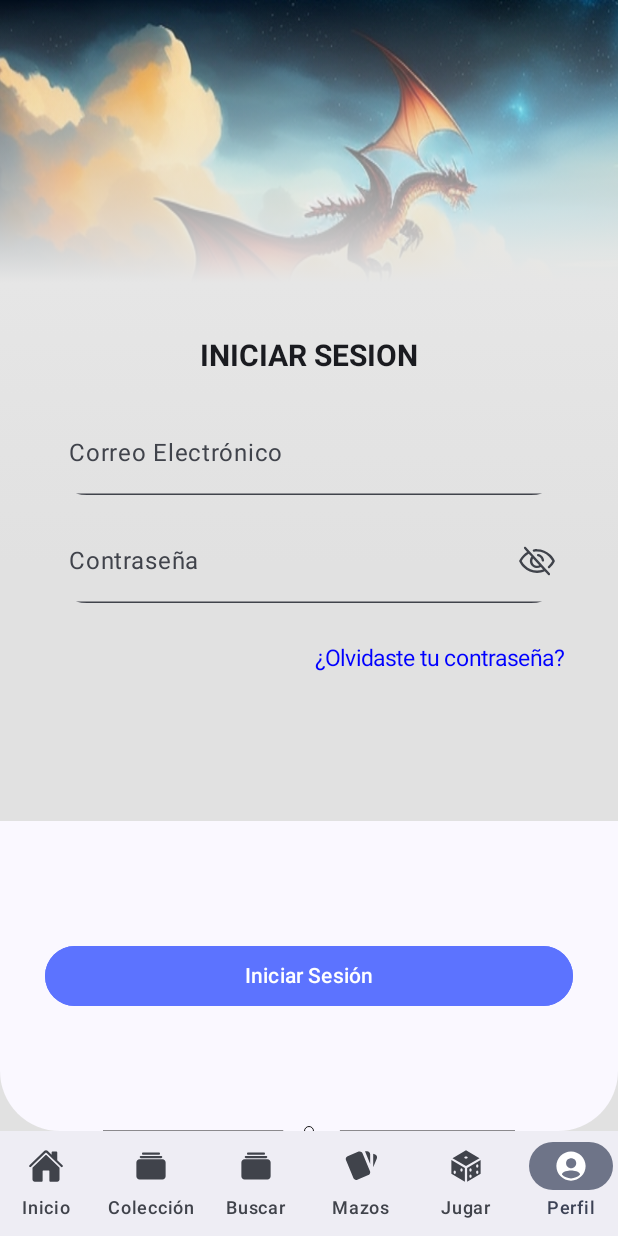
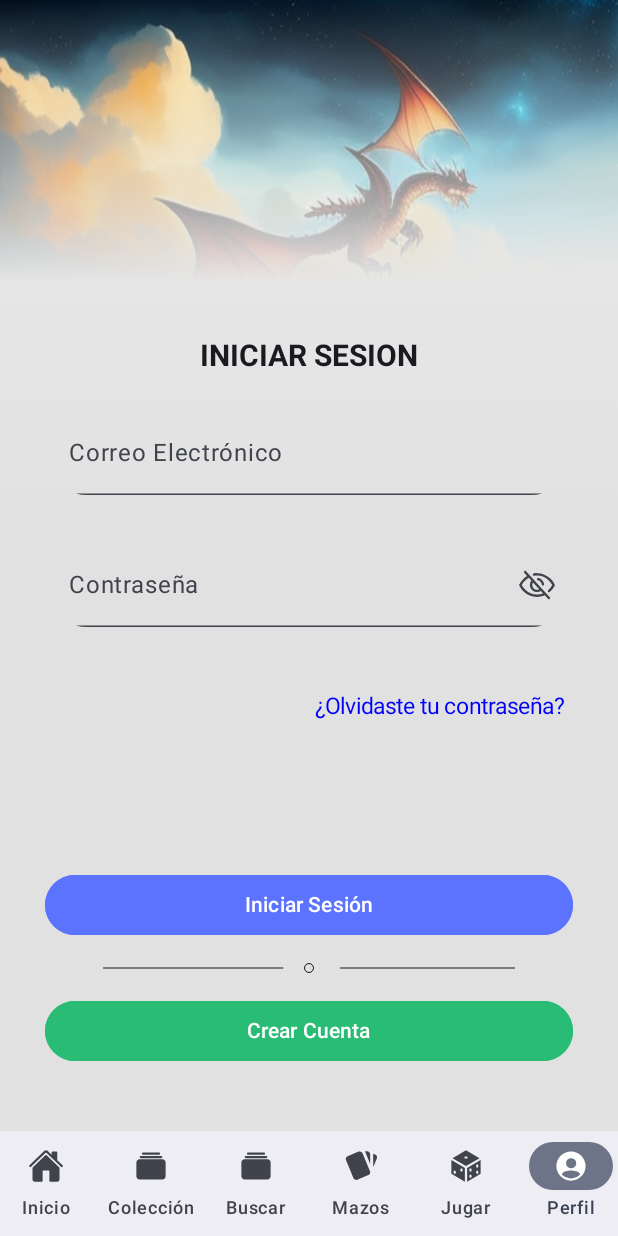
Before and after one commit to luimanap/TCG-Nexus, an Android app built with Jetpack Compose: the LoginScreen screen opened through its navigation route, on a phone screen of 412 x 824 dp. Run offline under Robolectric (Android 15) with nearby library versions, the phone set to English and light mode, and no system bars; our stand-ins replace Firebase (no records; nobody signed in at launch, a user with empty details on screens opened directly).

Commit message:
login screen error fixed

```diff
--- a/TCG_Nexus/app/build.gradle.kts
+++ b/TCG_Nexus/app/build.gradle.kts
@@ -74,9 +74,7 @@ dependencies {
     implementation(platform("com.google.firebase:firebase-bom:32.7.1"))
     implementation("com.google.firebase:firebase-auth")
     implementation("com.google.firebase:firebase-firestore")
+    implementation("com.google.firebase:firebase-database:20.3.0")
     implementation("androidx.constraintlayout:constraintlayout-compose:1.0.1")
     implementation("androidx.navigation:navigation-compose:2.7.6")
-
-
-
 }
--- a/TCG_Nexus/app/src/main/java/com/pixelperfectsoft/tcg_nexus/CommonMethods.kt
+++ b/TCG_Nexus/app/src/main/java/com/pixelperfectsoft/tcg_nexus/CommonMethods.kt
@@ -20,7 +20,6 @@ import androidx.compose.material3.Text
 import androidx.compose.material3.TextField
 import androidx.compose.material3.TextFieldDefaults
 import androidx.compose.runtime.Composable
-import androidx.compose.runtime.MutableState
 import androidx.compose.runtime.getValue
 import androidx.compose.runtime.mutableStateOf
 import androidx.compose.runtime.saveable.rememberSaveable
@@ -77,7 +76,7 @@ fun MyButton(
     onclick: () -> Unit,
     containercolor: Color,
     bordercolor: Color,
-    textcolor: Color
+    textcolor: Color,
 ) {
     OutlinedButton(
         onClick = onclick,
@@ -137,7 +136,13 @@ fun MyCanvasSeparator() {
 
 @OptIn(ExperimentalMaterial3Api::class)
 @Composable
-fun MyTextField(data: String, label: String, onvaluechange: (String) -> Unit) {
+fun MyTextField(
+    iserror: Boolean,
+    supporting_text: String,
+    data: String,
+    label: String,
+    onvaluechange: (String) -> Unit,
+) {
     TextField(
         value = data,
         onValueChange = onvaluechange,
@@ -154,15 +159,28 @@ fun MyTextField(data: String, label: String, onvaluechange: (String) -> Unit) {
             cursorColor = Color.Black,
             textColor = Color.Black,
             focusedLabelColor = Color.Black,
-            focusedIndicatorColor = Color.Black
-        )
+            focusedIndicatorColor = Color.Black,
+            focusedSupportingTextColor = Color.Red,
+            unfocusedSupportingTextColor = Color.Red
+        ),
+        supportingText = {
+            if (iserror) {
+                Text(text = supporting_text)
+            }
+
+        }
     )
 }
 
 @OptIn(ExperimentalMaterial3Api::class)
 @Composable
-fun MyPasswordField(data: String, label: String, onvaluechange: (String) -> Unit) {
-    var error by rememberSaveable { mutableStateOf(false) }
+fun MyPasswordField(
+    supporting_text: String,
+    data: String,
+    label: String,
+    onvaluechange: (String) -> Unit,
+    iserror: Boolean,
+) {
     var passwordVisibility by rememberSaveable { mutableStateOf(false) }
     val icon = if (!passwordVisibility) {
         painterResource(id = R.drawable.passwordeye)
@@ -192,7 +210,8 @@ fun MyPasswordField(data: String, label: String, onvaluechange: (String) -> Unit
             textColor = Color.Black,
             focusedLabelColor = Color.Black,
             focusedIndicatorColor = Color.Black,
-            errorIndicatorColor = Color.Red
+            focusedSupportingTextColor = Color.Red,
+            unfocusedSupportingTextColor = Color.Red
         ),
         trailingIcon = {
             IconButton(onClick = { passwordVisibility = !passwordVisibility }) {
@@ -202,6 +221,11 @@ fun MyPasswordField(data: String, label: String, onvaluechange: (String) -> Unit
                     modifier = Modifier.size(25.dp)
                 )
             }
+        },
+        supportingText = {
+            if (iserror) {
+                Text(text = supporting_text)
+            }
         }
     )
 }
--- a/TCG_Nexus/app/src/main/java/com/pixelperfectsoft/tcg_nexus/auth/Login.kt
+++ b/TCG_Nexus/app/src/main/java/com/pixelperfectsoft/tcg_nexus/auth/Login.kt
@@ -12,20 +12,13 @@ import androidx.compose.foundation.layout.padding
 import androidx.compose.foundation.layout.size
 import androidx.compose.foundation.shape.RoundedCornerShape
 import androidx.compose.foundation.text.ClickableText
-import androidx.compose.material.icons.Icons
-import androidx.compose.material.icons.filled.Close
 import androidx.compose.material3.AlertDialog
 import androidx.compose.material3.Button
 import androidx.compose.material3.ExperimentalMaterial3Api
-import androidx.compose.material3.ExtendedFloatingActionButton
-import androidx.compose.material3.Icon
 import androidx.compose.material3.Scaffold
-import androidx.compose.material3.Snackbar
-import androidx.compose.material3.SnackbarData
 import androidx.compose.material3.SnackbarHost
 import androidx.compose.material3.SnackbarHostState
 import androidx.compose.material3.Text
-import androidx.compose.material3.TextButton
 import androidx.compose.runtime.Composable
 import androidx.compose.runtime.getValue
 import androidx.compose.runtime.mutableStateOf
@@ -62,7 +55,7 @@ import kotlinx.coroutines.launch
 @Composable
 fun LoginScreen(
     navController: NavController,
-    viewModel: LoginScreenViewModel = androidx.lifecycle.viewmodel.compose.viewModel()
+    viewModel: LoginScreenViewModel = androidx.lifecycle.viewmodel.compose.viewModel(),
 ) {
     val backcolors = listOf(
         Color.Transparent,
@@ -99,12 +92,10 @@ fun LoginScreen(
 @OptIn(ExperimentalMaterial3Api::class)
 @Composable
 fun LoginForm(navController: NavController, viewModel: LoginScreenViewModel) {
-    val snackbarHostState = remember { SnackbarHostState() }
-    val scope = rememberCoroutineScope()
     var error by rememberSaveable { mutableStateOf(false) }
-
     var userinput by rememberSaveable { mutableStateOf("") }
     var passinput by rememberSaveable { mutableStateOf("") }
+
     //Login header
     Spacer(Modifier.size(225.dp))
     Text(text = "INICIAR SESION", style = TextStyle(fontWeight = FontWeight.Bold, fontSize = 20.sp))
@@ -114,14 +105,19 @@ fun LoginForm(navController: NavController, viewModel: LoginScreenViewModel) {
     MyTextField(
         data = userinput,
         label = "Correo Electrónico",
-        onvaluechange = { userinput = it; error = false })
+        onvaluechange = { userinput = it; error = false },
+        supporting_text = "Correo electronico incorrecto o mal formateado",
+        iserror = error
+    )
     Spacer(Modifier.size(16.dp))
 
     //Password Input
     MyPasswordField(
         data = passinput,
         label = "Contraseña",
-        onvaluechange = { passinput = it; error = false })
+        onvaluechange = { passinput = it; error = false },
+        supporting_text = "Contraseña incorrecta",
+        iserror = error)
     Spacer(Modifier.size(8.dp))
 
     //Forgotten password button
@@ -129,36 +125,17 @@ fun LoginForm(navController: NavController, viewModel: LoginScreenViewModel) {
     Spacer(modifier = Modifier.size(100.dp))
 
     //Login button
-
-    Scaffold(
-        snackbarHost = { SnackbarHost(hostState = snackbarHostState) }
-    ) { padding ->
-        Box(
-            modifier = Modifier
-                .fillMaxSize()
-                .padding(padding)
-                .background(Color.Transparent),
-            contentAlignment = Alignment.Center
-        ) {
     MyButton(
         text = "Iniciar Sesión",
         onclick = {
-                    if(userinput!= "" && passinput != ""){
+            if (userinput != "" && passinput != "") {
                 viewModel.signIn(email = userinput, password = passinput, profile = {
                     navController.navigate(MyAppRoute.PROFILE)
                 }, onError = {
-                            scope.launch {
-                                snackbarHostState.showSnackbar(
-                                    message = "Correo y/o contraseña incorrectos"
-                                )
-                            }
+                    error = true
                 })
-                    }else{
-                        scope.launch {
-                            snackbarHostState.showSnackbar(
-                                message = "Inputs vacios"
-                            )
-                        }
+            } else {
+                error = true
             }
 
         },
@@ -166,8 +143,8 @@ fun LoginForm(navController: NavController, viewModel: LoginScreenViewModel) {
         bordercolor = Color(92, 115, 255),
         textcolor = Color.White
     )
-        }
-    }
+
+
     Spacer(Modifier.size(8.dp))
 
     //Separator between buttons
@@ -182,48 +159,6 @@ fun LoginForm(navController: NavController, viewModel: LoginScreenViewModel) {
         bordercolor = Color(41, 188, 117),
         textcolor = Color.White
     )
-    /*if (error) {
-        ErrorSnackbar()
-    }*/
-
-
-}
-
-@OptIn(ExperimentalMaterial3Api::class)
-@Composable
-fun ErrorSnackbar() {
-    val snackbarHostState = remember { SnackbarHostState() }
-    val scope = rememberCoroutineScope()
-    Scaffold(
-        snackbarHost = { SnackbarHost(hostState = snackbarHostState) }
-    ) { padding ->
-        Box(
-            modifier = Modifier
-                .fillMaxSize()
-                .padding(padding),
-            contentAlignment = Alignment.Center
-        ) {
-            Button(onClick = {
-                scope.launch {
-                    snackbarHostState.showSnackbar(
-                        message = "Correo y/o contraseña incorrectos"
-                    )
-                }
-            }) {
-                Text(text = "Show Snackbar")
-            }
-        }
-    }
-}
-
-@Composable
-fun ErrorDialog(text: String) {
-    var show by rememberSaveable { mutableStateOf(false) }
-    AlertDialog(onDismissRequest = { /*TODO*/ }, confirmButton = { /*TODO*/ }, text = {
-        Text(
-            text = text
-        )
-    })
 }
 
 @Composable
--- a/TCG_Nexus/app/src/main/java/com/pixelperfectsoft/tcg_nexus/home/HomeScreen.kt
+++ b/TCG_Nexus/app/src/main/java/com/pixelperfectsoft/tcg_nexus/home/HomeScreen.kt
@@ -2,6 +2,7 @@ package com.pixelperfectsoft.tcg_nexus.home
 
 import androidx.compose.foundation.Image
 import androidx.compose.foundation.background
+import androidx.compose.foundation.clickable
 import androidx.compose.foundation.layout.Box
 import androidx.compose.foundation.layout.Column
 import androidx.compose.foundation.layout.Row
@@ -76,7 +77,9 @@ fun HomeScreen(navController: NavHostController) {
 
 @Composable
 fun NewsPanel(image: Int, title: String, link: String) {
-    Row {
+    Row(modifier = Modifier.clickable {
+
+    }) {
         Box(Modifier.padding(16.dp)) {
             Image(painter = painterResource(id = image), contentDescription = title)
         }
--- a/TCG_Nexus/app/src/main/java/com/pixelperfectsoft/tcg_nexus/model/LoginScreenViewModel.kt
+++ b/TCG_Nexus/app/src/main/java/com/pixelperfectsoft/tcg_nexus/model/LoginScreenViewModel.kt
@@ -23,7 +23,6 @@ class LoginScreenViewModel : ViewModel() {
                     Log.d("login", "signIn: successful")
                     profile()
                 }.addOnFailureListener {
-                    //Log.d("login", "signIn: ${task.result}")
                     onError()
                 }
             } catch (e: FirebaseAuthInvalidCredentialsException) {
```
Also changed, not shown: TCG_Nexus/app/src/main/java/com/pixelperfectsoft/tcg_nexus/auth/Register.kt (+6 -4 lines), TCG_Nexus/app/src/main/java/com/pixelperfectsoft/tcg_nexus/profile/Profile.kt (+3 -12 lines), 101 other files. Lines whose indentation alone changed are shown as unchanged.
